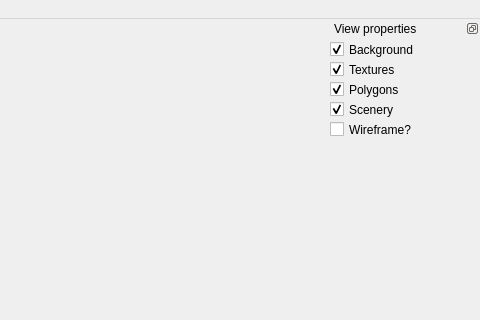
The window that ui/mainwindow.ui (jrgp/soldat-pymapper) describes before a commit, drawn with Qt 5; both pictures show x 520 to 1000 and y 0 to 320 of the 1000 by 800 pixel window.
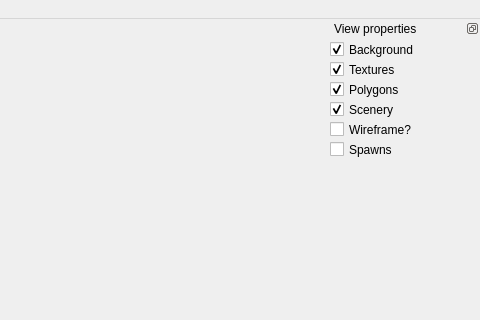
The same window after the commit.

Commit message: Adding spawn/object rendering

Diff of the .ui file:
```diff
--- a/ui/mainwindow.ui
+++ b/ui/mainwindow.ui
@@ -154,6 +154,19 @@
       <bool>true</bool>
      </property>
     </widget>
+    <widget class="QCheckBox" name="spawnsCheckBox">
+     <property name="geometry">
+      <rect>
+       <x>0</x>
+       <y>100</y>
+       <width>101</width>
+       <height>23</height>
+      </rect>
+     </property>
+     <property name="text">
+      <string>Spawns</string>
+     </property>
+    </widget>
    </widget>
   </widget>
   <action name="actionOpen_Map">
```
The commit also changes 24 other files.
